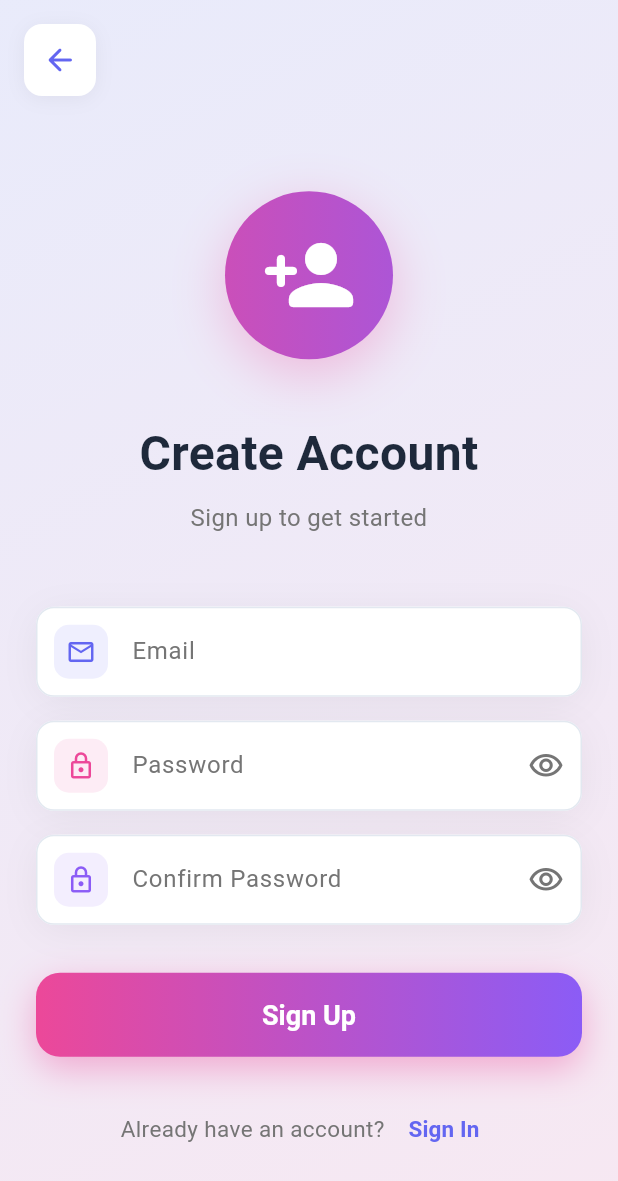
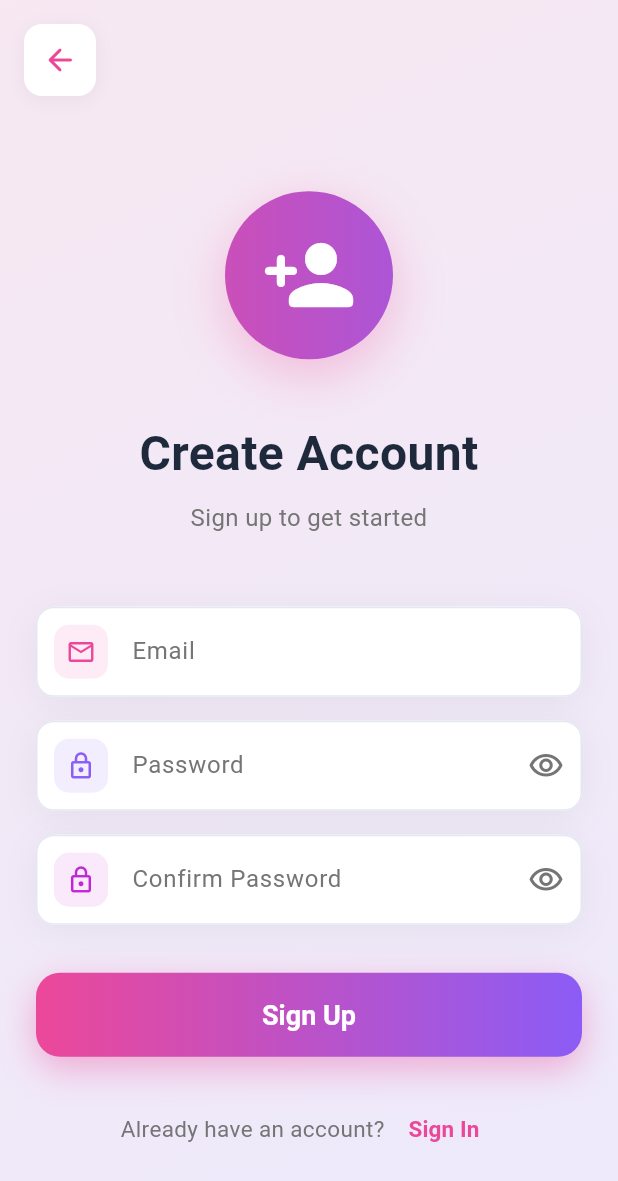
Before and after one commit to rschance1/zapp-preview-809b8659, a Flutter app: the SignUpScreen screen opened directly, on a phone screen of 412 x 824 dp. Shown: the top 1181 px of the screen. Run offline on Flutter 3.47's test engine with Material 3 defaults, Android fonts, the light colour scheme and no system bars; our stand-ins replace supabase_flutter; accounts and stored records are empty.

Commit message:
Update lib/screens/auth/signup_screen.dart for preview

```diff
--- a/lib/screens/auth/signup_screen.dart
+++ b/lib/screens/auth/signup_screen.dart
@@ -118,8 +118,8 @@ class _SignUpScreenState extends State<SignUpScreen> with SingleTickerProviderSt
             begin: Alignment.topLeft,
             end: Alignment.bottomRight,
             colors: [
-              const Color(0xFF6366F1).withOpacity(0.1),
               const Color(0xFFEC4899).withOpacity(0.1),
+              const Color(0xFF8B5CF6).withOpacity(0.1),
             ],
           ),
         ),
@@ -145,7 +145,7 @@ class _SignUpScreenState extends State<SignUpScreen> with SingleTickerProviderSt
                       child: IconButton(
                         icon: const Icon(Icons.arrow_back_rounded),
                         onPressed: () => Navigator.of(context).pop(),
-                        color: const Color(0xFF6366F1),
+                        color: const Color(0xFFEC4899),
                       ),
                     ),
                   ],
@@ -237,12 +237,12 @@ class _SignUpScreenState extends State<SignUpScreen> with SingleTickerProviderSt
                                       margin: const EdgeInsets.all(12),
                                       padding: const EdgeInsets.all(8),
                                       decoration: BoxDecoration(
-                                        color: const Color(0xFF6366F1).withOpacity(0.1),
+                                        color: const Color(0xFFEC4899).withOpacity(0.1),
                                         borderRadius: BorderRadius.circular(10),
                                       ),
                                       child: const Icon(
                                         Icons.email_outlined,
-                                        color: Color(0xFF6366F1),
+                                        color: Color(0xFFEC4899),
                                         size: 20,
                                       ),
                                     ),
@@ -287,12 +287,12 @@ class _SignUpScreenState extends State<SignUpScreen> with SingleTickerProviderSt
                                       margin: const EdgeInsets.all(12),
                                       padding: const EdgeInsets.all(8),
                                       decoration: BoxDecoration(
-                                        color: const Color(0xFFEC4899).withOpacity(0.1),
+                                        color: const Color(0xFF8B5CF6).withOpacity(0.1),
                                         borderRadius: BorderRadius.circular(10),
                                       ),
                                       child: const Icon(
                                         Icons.lock_outlined,
-                                        color: Color(0xFFEC4899),
+                                        color: Color(0xFF8B5CF6),
                                         size: 20,
                                       ),
                                     ),
@@ -348,12 +348,12 @@ class _SignUpScreenState extends State<SignUpScreen> with SingleTickerProviderSt
                                       margin: const EdgeInsets.all(12),
                                       padding: const EdgeInsets.all(8),
                                       decoration: BoxDecoration(
-                                        color: const Color(0xFF8B5CF6).withOpacity(0.1),
+                                        color: const Color(0xFFC026D3).withOpacity(0.1),
                                         borderRadius: BorderRadius.circular(10),
                                       ),
                                       child: const Icon(
                                         Icons.lock_outlined,
-                                        color: Color(0xFF8B5CF6),
+                                        color: Color(0xFFC026D3),
                                         size: 20,
                                       ),
                                     ),
@@ -454,7 +454,7 @@ class _SignUpScreenState extends State<SignUpScreen> with SingleTickerProviderSt
                                       style: TextStyle(
                                         fontSize: 15,
                                         fontWeight: FontWeight.bold,
-                                        color: Color(0xFF6366F1),
+                                        color: Color(0xFFEC4899),
                                       ),
                                     ),
                                   ),
```
